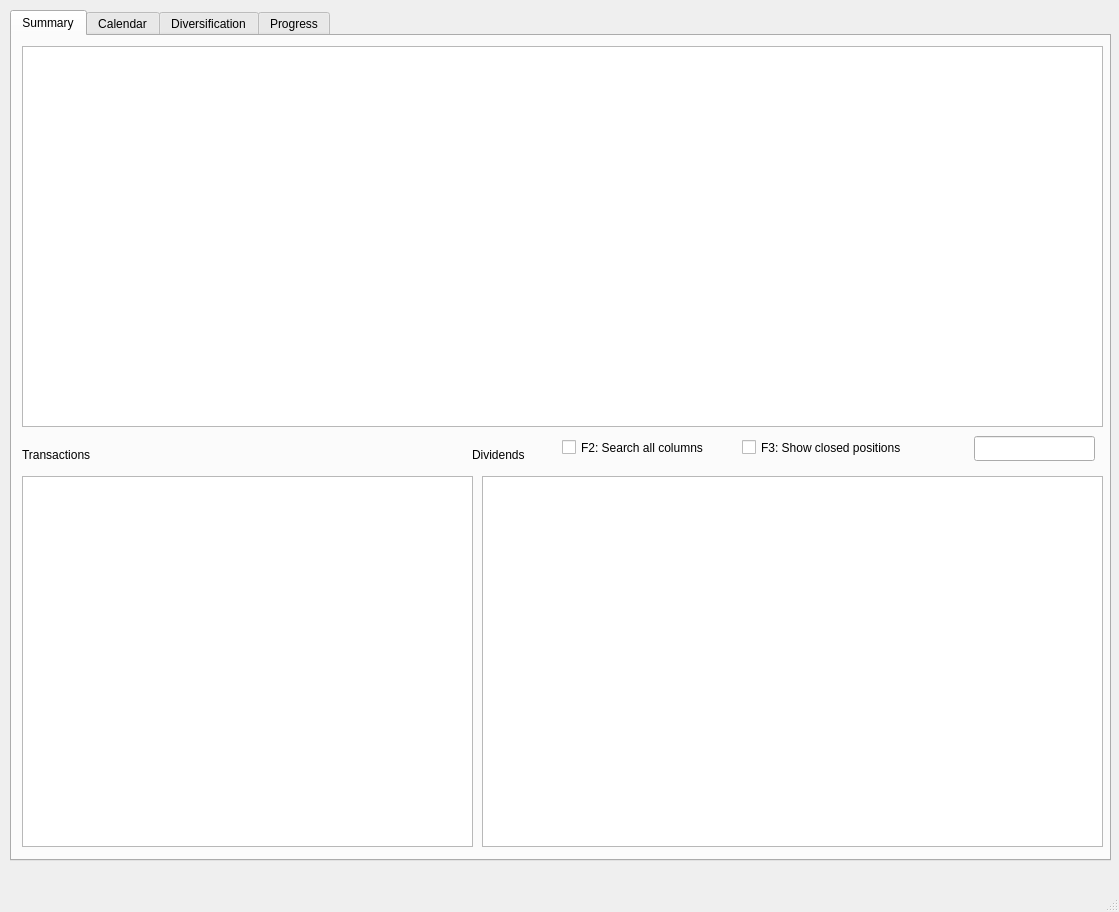
The window that divui.ui (neeraavi/pydiv) describes before a commit, drawn with Qt 5.
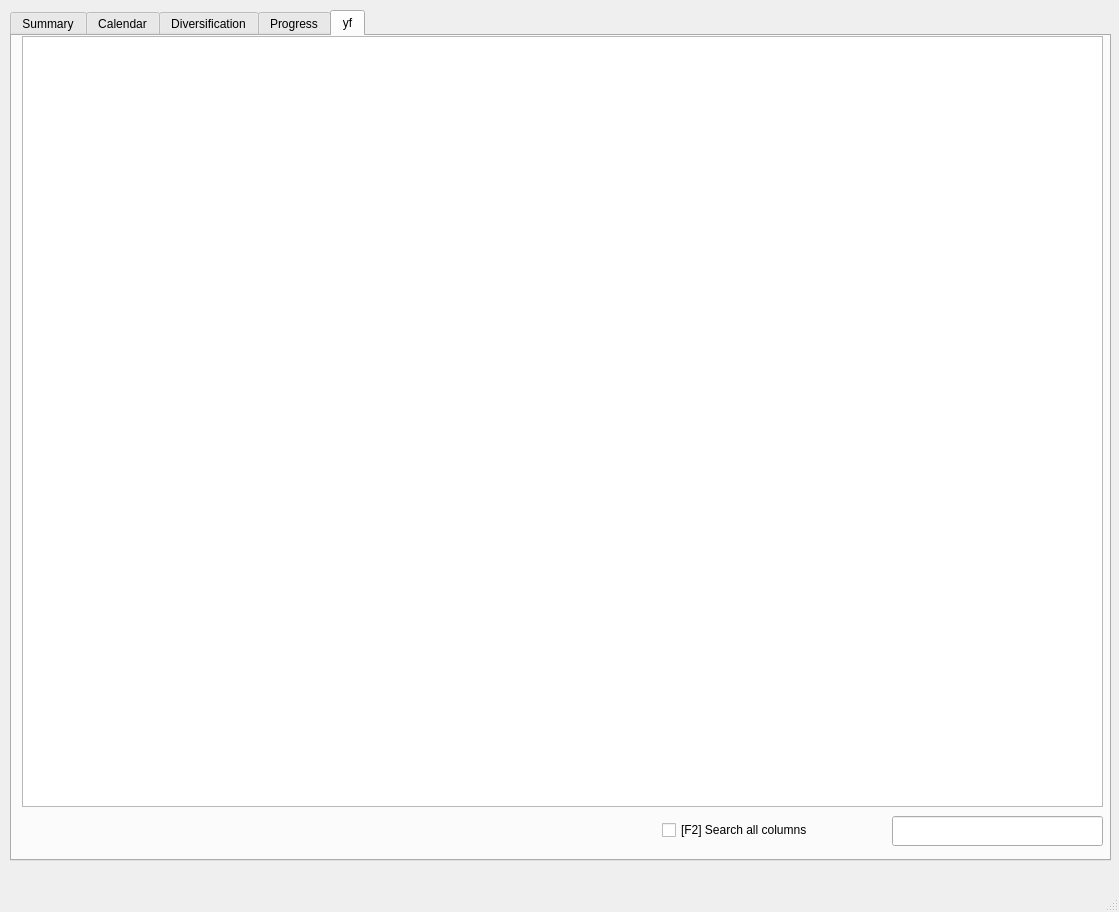
The same window after the commit. The open tabs and pages were chosen to show the change. Icons and pictures are not drawn.

```diff
--- a/divui.ui
+++ b/divui.ui
@@ -183,7 +183,7 @@
        <rect>
         <x>460</x>
         <y>410</y>
-        <width>67</width>
+        <width>81</width>
         <height>17</height>
        </rect>
       </property>
@@ -204,7 +204,7 @@
      <widget class="QCheckBox" name="showClosedPositions">
       <property name="geometry">
        <rect>
-        <x>730</x>
+        <x>750</x>
         <y>400</y>
         <width>211</width>
         <height>23</height>
@@ -217,9 +217,9 @@
      <widget class="QCheckBox" name="searchAllColumns">
       <property name="geometry">
        <rect>
-        <x>550</x>
+        <x>560</x>
         <y>400</y>
-        <width>171</width>
+        <width>181</width>
         <height>23</height>
        </rect>
       </property>
@@ -456,6 +456,59 @@
       </property>
      </widget>
     </widget>
+    <widget class="QWidget" name="tab_4">
+     <attribute name="title">
+      <string>yf</string>
+     </attribute>
+     <widget class="QTableView" name="yf_view">
+      <property name="geometry">
+       <rect>
+        <x>10</x>
+        <y>0</y>
+        <width>1081</width>
+        <height>771</height>
+       </rect>
+      </property>
+      <property name="font">
+       <font>
+        <family>Ubuntu</family>
+        <pointsize>10</pointsize>
+       </font>
+      </property>
+      <property name="selectionMode">
+       <enum>QAbstractItemView::SingleSelection</enum>
+      </property>
+      <property name="selectionBehavior">
+       <enum>QAbstractItemView::SelectRows</enum>
+      </property>
+      <property name="sortingEnabled">
+       <bool>true</bool>
+      </property>
+     </widget>
+     <widget class="QLineEdit" name="yf_filter">
+      <property name="geometry">
+       <rect>
+        <x>880</x>
+        <y>780</y>
+        <width>211</width>
+        <height>30</height>
+       </rect>
+      </property>
+     </widget>
+     <widget class="QCheckBox" name="yf_searchAllColumns">
+      <property name="geometry">
+       <rect>
+        <x>650</x>
+        <y>780</y>
+        <width>211</width>
+        <height>28</height>
+       </rect>
+      </property>
+      <property name="text">
+       <string>[F2] Search all columns</string>
+      </property>
+     </widget>
+    </widget>
    </widget>
   </widget>
   <widget class="QMenuBar" name="menubar">
```
Left out of the diff: 20 changed lines with no effect on the pictures.
